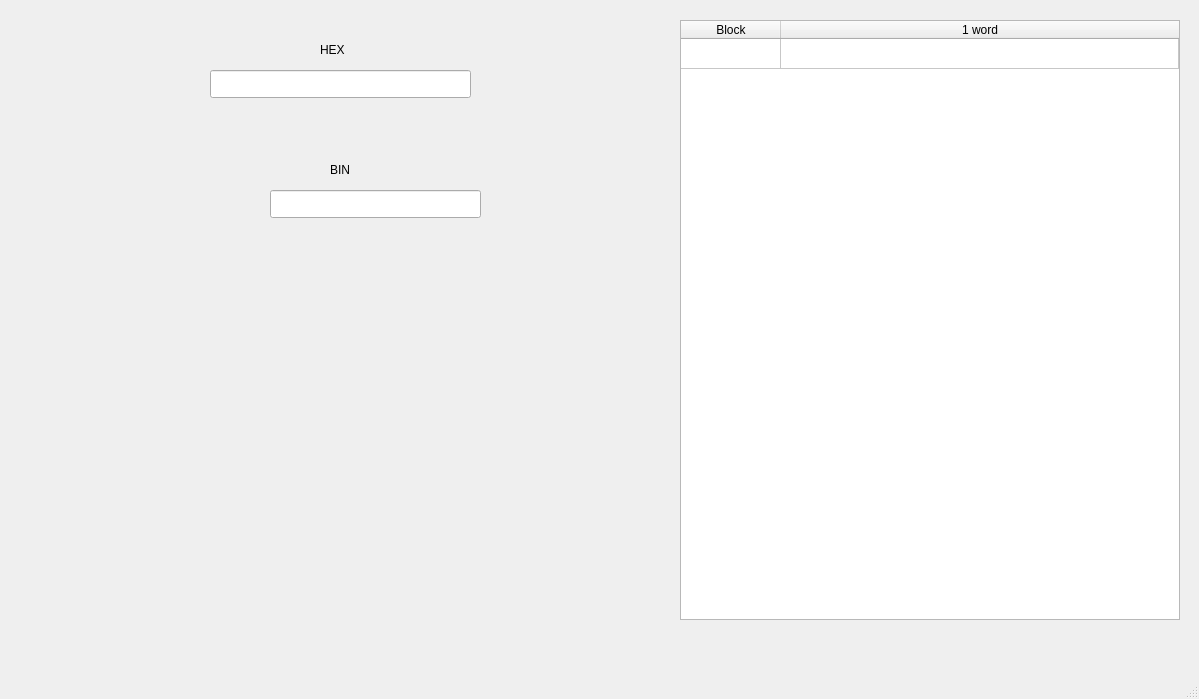
Above: mainwindow.ui from MrSal0/cache_emulator before the change. Below: the same form after it.
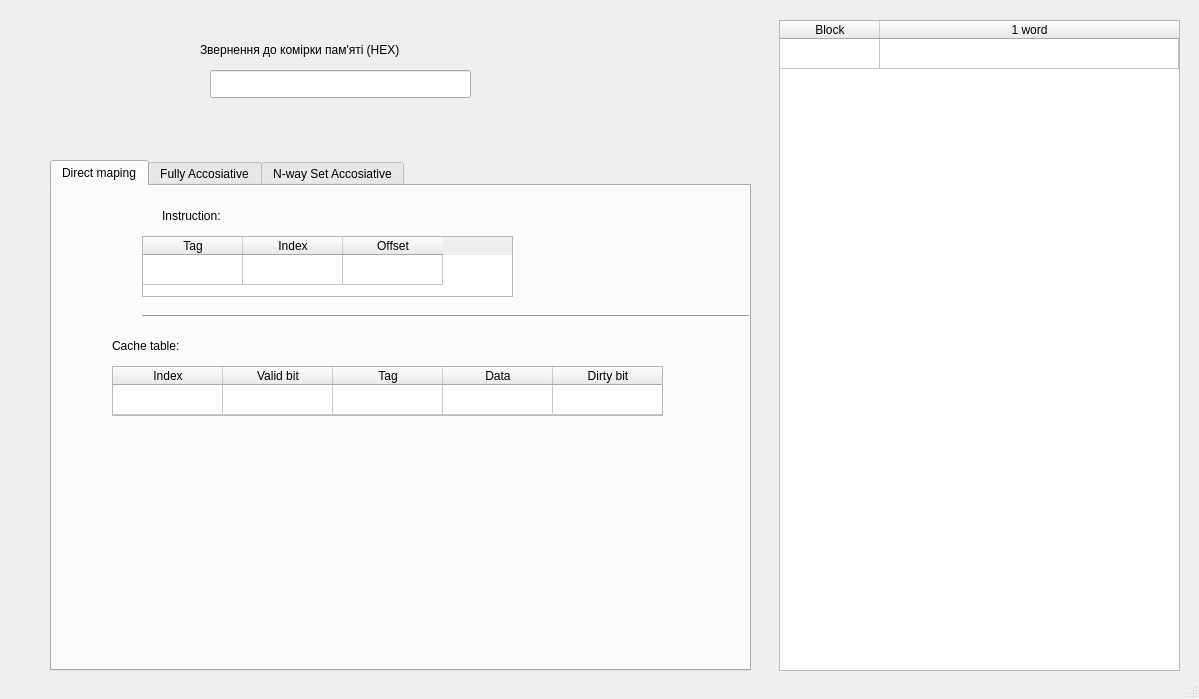
That is the form after the change.

```diff
--- a/mainwindow.ui
+++ b/mainwindow.ui
@@ -14,16 +14,6 @@
    <string>MainWindow</string>
   </property>
   <widget class="QWidget" name="centralwidget">
-   <widget class="QLineEdit" name="lineEdit">
-    <property name="geometry">
-     <rect>
-      <x>270</x>
-      <y>190</y>
-      <width>211</width>
-      <height>28</height>
-     </rect>
-    </property>
-   </widget>
    <widget class="QLineEdit" name="lineEdit_2">
     <property name="geometry">
      <rect>
@@ -34,39 +24,26 @@
      </rect>
     </property>
    </widget>
-   <widget class="QLabel" name="label">
-    <property name="geometry">
-     <rect>
-      <x>330</x>
-      <y>160</y>
-      <width>63</width>
-      <height>20</height>
-     </rect>
-    </property>
-    <property name="text">
-     <string>BIN</string>
-    </property>
-   </widget>
    <widget class="QLabel" name="label_2">
     <property name="geometry">
      <rect>
-      <x>320</x>
+      <x>200</x>
       <y>40</y>
-      <width>63</width>
+      <width>281</width>
       <height>20</height>
      </rect>
     </property>
     <property name="text">
-     <string>HEX</string>
+     <string>Звернення до комірки пам'яті (HEX)</string>
     </property>
    </widget>
    <widget class="QTableWidget" name="tableWidget_mainMemory">
     <property name="geometry">
      <rect>
-      <x>680</x>
+      <x>779</x>
       <y>20</y>
-      <width>500</width>
-      <height>600</height>
+      <width>401</width>
+      <height>651</height>
      </rect>
     </property>
     <property name="sizeAdjustPolicy">
@@ -97,6 +74,213 @@
      </property>
     </column>
    </widget>
+   <widget class="QTabWidget" name="tabW_cache_maping">
+    <property name="enabled">
+     <bool>true</bool>
+    </property>
+    <property name="geometry">
+     <rect>
+      <x>50</x>
+      <y>160</y>
+      <width>701</width>
+      <height>511</height>
+     </rect>
+    </property>
+    <property name="currentIndex">
+     <number>0</number>
+    </property>
+    <widget class="QWidget" name="widget">
+     <attribute name="title">
+      <string>Direct maping</string>
+     </attribute>
+     <widget class="QLabel" name="label">
+      <property name="geometry">
+       <rect>
+        <x>110</x>
+        <y>20</y>
+        <width>91</width>
+        <height>20</height>
+       </rect>
+      </property>
+      <property name="text">
+       <string>Instruction:</string>
+      </property>
+     </widget>
+     <widget class="QTableWidget" name="tableWidget">
+      <property name="geometry">
+       <rect>
+        <x>90</x>
+        <y>50</y>
+        <width>371</width>
+        <height>61</height>
+       </rect>
+      </property>
+      <property name="verticalScrollBarPolicy">
+       <enum>Qt::ScrollBarAlwaysOff</enum>
+      </property>
+      <property name="horizontalScrollBarPolicy">
+       <enum>Qt::ScrollBarAlwaysOff</enum>
+      </property>
+      <property name="sizeAdjustPolicy">
+       <enum>QAbstractScrollArea::AdjustToContents</enum>
+      </property>
+      <property name="showDropIndicator" stdset="0">
+       <bool>true</bool>
+      </property>
+      <property name="dragDropOverwriteMode">
+       <bool>true</bool>
+      </property>
+      <property name="showGrid">
+       <bool>true</bool>
+      </property>
+      <property name="rowCount">
+       <number>1</number>
+      </property>
+      <property name="columnCount">
+       <number>3</number>
+      </property>
+      <attribute name="horizontalHeaderVisible">
+       <bool>true</bool>
+      </attribute>
+      <attribute name="horizontalHeaderCascadingSectionResizes">
+       <bool>false</bool>
+      </attribute>
+      <attribute name="verticalHeaderVisible">
+       <bool>false</bool>
+      </attribute>
+      <attribute name="verticalHeaderHighlightSections">
+       <bool>true</bool>
+      </attribute>
+      <row/>
+      <column>
+       <property name="text">
+        <string>Tag</string>
+       </property>
+      </column>
+      <column>
+       <property name="text">
+        <string>Index</string>
+       </property>
+      </column>
+      <column>
+       <property name="text">
+        <string>Offset</string>
+       </property>
+      </column>
+     </widget>
+     <widget class="QTableWidget" name="tableWidget_2">
+      <property name="geometry">
+       <rect>
+        <x>60</x>
+        <y>180</y>
+        <width>551</width>
+        <height>50</height>
+       </rect>
+      </property>
+      <property name="verticalScrollBarPolicy">
+       <enum>Qt::ScrollBarAlwaysOff</enum>
+      </property>
+      <property name="horizontalScrollBarPolicy">
+       <enum>Qt::ScrollBarAlwaysOff</enum>
+      </property>
+      <property name="sizeAdjustPolicy">
+       <enum>QAbstractScrollArea::AdjustToContents</enum>
+      </property>
+      <property name="showDropIndicator" stdset="0">
+       <bool>true</bool>
+      </property>
+      <property name="dragDropOverwriteMode">
+       <bool>true</bool>
+      </property>
+      <property name="showGrid">
+       <bool>true</bool>
+      </property>
+      <property name="rowCount">
+       <number>1</number>
+      </property>
+      <property name="columnCount">
+       <number>5</number>
+      </property>
+      <attribute name="horizontalHeaderVisible">
+       <bool>true</bool>
+      </attribute>
+      <attribute name="horizontalHeaderCascadingSectionResizes">
+       <bool>false</bool>
+      </attribute>
+      <attribute name="horizontalHeaderDefaultSectionSize">
+       <number>110</number>
+      </attribute>
+      <attribute name="verticalHeaderVisible">
+       <bool>false</bool>
+      </attribute>
+      <attribute name="verticalHeaderHighlightSections">
+       <bool>true</bool>
+      </attribute>
+      <row/>
+      <column>
+       <property name="text">
+        <string>Index</string>
+       </property>
+      </column>
+      <column>
+       <property name="text">
+        <string>Valid bit</string>
+       </property>
+      </column>
+      <column>
+       <property name="text">
+        <string>Tag</string>
+       </property>
+      </column>
+      <column>
+       <property name="text">
+        <string>Data</string>
+       </property>
+      </column>
+      <column>
+       <property name="text">
+        <string>Dirty bit</string>
+       </property>
+      </column>
+     </widget>
+     <widget class="QLabel" name="label_3">
+      <property name="geometry">
+       <rect>
+        <x>60</x>
+        <y>150</y>
+        <width>91</width>
+        <height>20</height>
+       </rect>
+      </property>
+      <property name="text">
+       <string>Cache table:</string>
+      </property>
+     </widget>
+     <widget class="Line" name="line">
+      <property name="geometry">
+       <rect>
+        <x>90</x>
+        <y>120</y>
+        <width>611</width>
+        <height>21</height>
+       </rect>
+      </property>
+      <property name="orientation">
+       <enum>Qt::Horizontal</enum>
+      </property>
+     </widget>
+    </widget>
+    <widget class="QWidget" name="widget">
+     <attribute name="title">
+      <string>Fully Accosiative</string>
+     </attribute>
+    </widget>
+    <widget class="QWidget" name="tab">
+     <attribute name="title">
+      <string>N-way Set Accosiative</string>
+     </attribute>
+    </widget>
+   </widget>
   </widget>
   <widget class="QStatusBar" name="statusbar"/>
   <action name="action">
```
